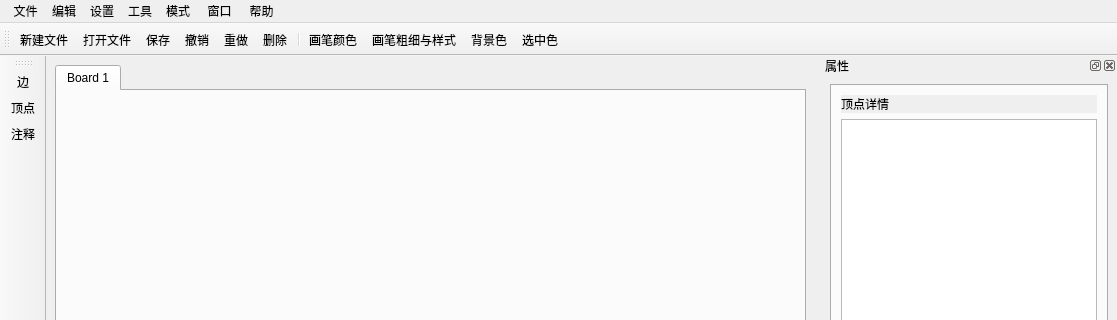
First picture: the form in src/QtApp/MainWindow.ui, repository BBlance/Discrete_math.graph_theory, before the edit; both pictures show x 0 to 1117 and y 0 to 320 of the 1117 by 736 pixel window.
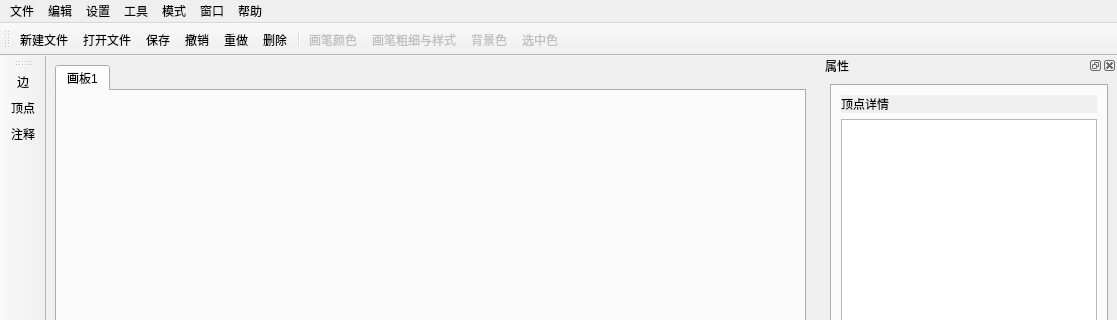
Second picture: the form after the edit. Icons and pictures are not drawn.

What changed in the file:
```diff
--- a/src/QtApp/MainWindow.ui
+++ b/src/QtApp/MainWindow.ui
@@ -19,7 +19,7 @@
      <widget class="QTabWidget" name="tabWidget">
       <widget class="QWidget" name="Page">
        <attribute name="title">
-        <string>Board 1</string>
+        <string>画板1</string>
        </attribute>
       </widget>
      </widget>
@@ -40,7 +40,7 @@
      <string>文件操作</string>
     </property>
     <property name="title">
-     <string> 文件</string>
+     <string>文件</string>
     </property>
     <widget class="QMenu" name="menuRecent_File">
      <property name="title">
@@ -179,7 +179,7 @@
    </widget>
    <widget class="QMenu" name="menuWinodws">
     <property name="title">
-     <string> 窗口</string>
+     <string>窗口</string>
     </property>
     <widget class="QMenu" name="menuLanguage">
      <property name="title">
@@ -196,7 +196,7 @@
    </widget>
    <widget class="QMenu" name="menuHelp">
     <property name="title">
-     <string> 帮助</string>
+     <string>帮助</string>
     </property>
     <addaction name="actionConnect_Author"/>
     <addaction name="actionWelcome"/>
@@ -212,6 +212,9 @@
   </widget>
   <widget class="QStatusBar" name="statusbar"/>
   <widget class="QToolBar" name="general_utility_toolBar">
+   <property name="enabled">
+    <bool>true</bool>
+   </property>
    <property name="windowTitle">
     <string>  常规功能</string>
    </property>
@@ -733,6 +736,9 @@
    </property>
   </action>
   <action name="actionPen_Thickness">
+   <property name="enabled">
+    <bool>false</bool>
+   </property>
    <property name="icon">
     <iconset resource="res.qrc">
      <normaloff>:/icons/images/penStyle.png</normaloff>:/icons/images/penStyle.png</iconset>
@@ -748,6 +754,9 @@
    </property>
   </action>
   <action name="actionPen_Color">
+   <property name="enabled">
+    <bool>false</bool>
+   </property>
    <property name="icon">
     <iconset resource="res.qrc">
      <normaloff>:/icons/images/penColor.png</normaloff>:/icons/images/penColor.png</iconset>
@@ -763,6 +772,9 @@
    </property>
   </action>
   <action name="actionBackground_Color">
+   <property name="enabled">
+    <bool>false</bool>
+   </property>
    <property name="icon">
     <iconset resource="res.qrc">
      <normaloff>:/icons/images/backgroundColor.png</normaloff>:/icons/images/backgroundColor.png</iconset>
@@ -860,6 +872,9 @@
    </property>
   </action>
   <action name="actionAccent_Color">
+   <property name="enabled">
+    <bool>false</bool>
+   </property>
    <property name="icon">
     <iconset resource="res.qrc">
      <normaloff>:/icons/images/rt_penColor.png</normaloff>:/icons/images/rt_penColor.png</iconset>
```
Left out of the diff: 89 changed lines with no effect on the pictures.
